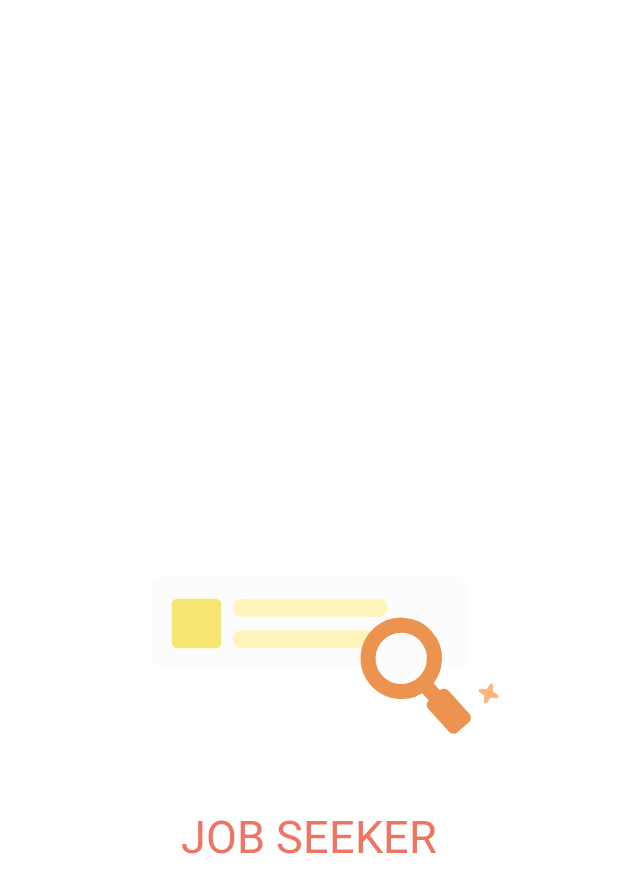
After one commit to Jafar0032/Job_Seeker, an Android app: the SplashActivity screen opened directly, with no data from a screen before it, on a phone screen of 412 x 824 dp. The commit adds this screen. Shown: the top 893 px of the screen. Run offline under Robolectric (Android 15) with nearby library versions, the phone set to English and light mode, and no system bars.

Commit message:
SplashActivity

```diff
--- a/app/src/main/AndroidManifest.xml
+++ b/app/src/main/AndroidManifest.xml
@@ -1,8 +1,8 @@
 <?xml version="1.0" encoding="utf-8"?>
 <manifest xmlns:android="http://schemas.android.com/apk/res/android"
-    xmlns:tools="http://schemas.android.com/tools">
+    xmlns:tools="http://schemas.android.com/tools" >
 
-    <uses-permission android:name="android.permission.INTERNET"/>
+    <uses-permission android:name="android.permission.INTERNET" />
 
     <application
         android:allowBackup="true"
@@ -10,15 +10,23 @@
         android:fullBackupContent="@xml/backup_rules"
         android:icon="@mipmap/ic_launcher"
         android:label="@string/app_name"
-        android:usesCleartextTraffic="true"
         android:roundIcon="@mipmap/ic_launcher_round"
         android:supportsRtl="true"
         android:theme="@style/Theme.JobSeeker"
-        tools:targetApi="31">
+        android:usesCleartextTraffic="true"
+        tools:targetApi="31" >
         <activity
-            android:name=".MainActivity"
+            android:name=".activities.MainActivity"
+            android:exported="false" >
+            <meta-data
+                android:name="android.app.lib_name"
+                android:value="" />
+        </activity>
+        <activity
+            android:name=".activities.SplashActivity"
             android:exported="true"
-            android:label="@string/app_name">
+            android:theme="@style/Theme.JobSeeker.NoActionBar"
+            android:label="@string/app_name" >
             <intent-filter>
                 <action android:name="android.intent.action.MAIN" />
 
--- a/app/src/main/java/com/tugasakhirpab2/rjn/MainActivity.java
+++ b/app/src/main/java/com/tugasakhirpab2/rjn/activities/MainActivity.java
@@ -1,4 +1,4 @@
-package com.tugasakhirpab2.rjn;
+package com.tugasakhirpab2.rjn.activities;
 
 import android.os.Bundle;
 
@@ -10,6 +10,7 @@ import androidx.navigation.Navigation;
 import androidx.navigation.ui.AppBarConfiguration;
 import androidx.navigation.ui.NavigationUI;
 
+import com.tugasakhirpab2.rjn.R;
 import com.tugasakhirpab2.rjn.databinding.ActivityMainBinding;
 
 public class MainActivity extends AppCompatActivity {
--- /dev/null
+++ b/app/src/main/java/com/tugasakhirpab2/rjn/activities/SplashActivity.java
@@ -0,0 +1,32 @@
+package com.tugasakhirpab2.rjn.activities;
+
+import androidx.appcompat.app.AppCompatActivity;
+
+import android.content.Intent;
+import android.os.Bundle;
+import android.os.Handler;
+import android.os.Looper;
+
+import com.tugasakhirpab2.rjn.R;
+import com.tugasakhirpab2.rjn.databinding.ActivitySplashBinding;
+
+public class SplashActivity extends AppCompatActivity {
+    private ActivitySplashBinding binding;
+
+    @Override
+    protected void onCreate(Bundle savedInstanceState) {
+        super.onCreate(savedInstanceState);
+
+        binding = ActivitySplashBinding.inflate(getLayoutInflater());
+        setContentView(binding.getRoot());
+
+        new Handler(Looper.getMainLooper()).postDelayed(new Runnable() {
+            @Override
+            public void run() {
+                Intent intent = new Intent(SplashActivity.this, MainActivity.class);
+                startActivity(intent);
+                finish();
+            }
+        }, 3000);
+    }
+}
--- /dev/null
+++ b/app/src/main/res/layout/activity_splash.xml
@@ -0,0 +1,29 @@
+<?xml version="1.0" encoding="utf-8"?>
+<RelativeLayout xmlns:android="http://schemas.android.com/apk/res/android"
+    xmlns:app="http://schemas.android.com/apk/res-auto"
+    xmlns:tools="http://schemas.android.com/tools"
+    android:layout_width="match_parent"
+    android:layout_height="match_parent"
+    tools:context=".activities.SplashActivity">
+
+    <com.airbnb.lottie.LottieAnimationView
+        android:id="@+id/LoSplash"
+        android:layout_width="wrap_content"
+        android:layout_height="wrap_content"
+        app:lottie_autoPlay="true"
+        android:layout_centerVertical="true"
+        android:layout_centerHorizontal="true"
+        app:lottie_loop="true"
+        app:lottie_rawRes="@raw/splash" />
+
+    <TextView
+        android:id="@+id/tvJobSeeker"
+        android:layout_width="match_parent"
+        android:layout_height="wrap_content"
+        android:gravity="center"
+        android:text="JOB SEEKER"
+        android:textColor="#F37362"
+        android:textSize="30sp"
+        android:layout_below="@+id/LoSplash"/>
+
+</RelativeLayout>
--- a/app/src/main/res/values/themes.xml
+++ b/app/src/main/res/values/themes.xml
@@ -2,8 +2,22 @@
     <!-- Base application theme. -->
     <style name="Theme.JobSeeker" parent="Theme.MaterialComponents.DayNight.DarkActionBar">
         <!-- Primary brand color. -->
-        <item name="colorPrimary">@color/purple_500</item>
-        <item name="colorPrimaryVariant">@color/purple_700</item>
+        <item name="colorPrimary">#F37362</item>
+        <item name="colorPrimaryVariant">#F37362</item>
+        <item name="colorOnPrimary">@color/white</item>
+        <!-- Secondary brand color. -->
+        <item name="colorSecondary">@color/teal_200</item>
+        <item name="colorSecondaryVariant">@color/teal_700</item>
+        <item name="colorOnSecondary">@color/black</item>
+        <!-- Status bar color. -->
+        <item name="android:statusBarColor">?attr/colorPrimaryVariant</item>
+        <!-- Customize your theme here. -->
+    </style>
+
+    <style name="Theme.JobSeeker.NoActionBar" parent="Theme.MaterialComponents.DayNight.NoActionBar">
+        <!-- Primary brand color. -->
+        <item name="colorPrimary">#F37362</item>
+        <item name="colorPrimaryVariant">#F37362</item>
         <item name="colorOnPrimary">@color/white</item>
         <!-- Secondary brand color. -->
         <item name="colorSecondary">@color/teal_200</item>
```
Also changed, not shown: app/src/main/res/raw/splash.json (added, +1 -0 lines).
